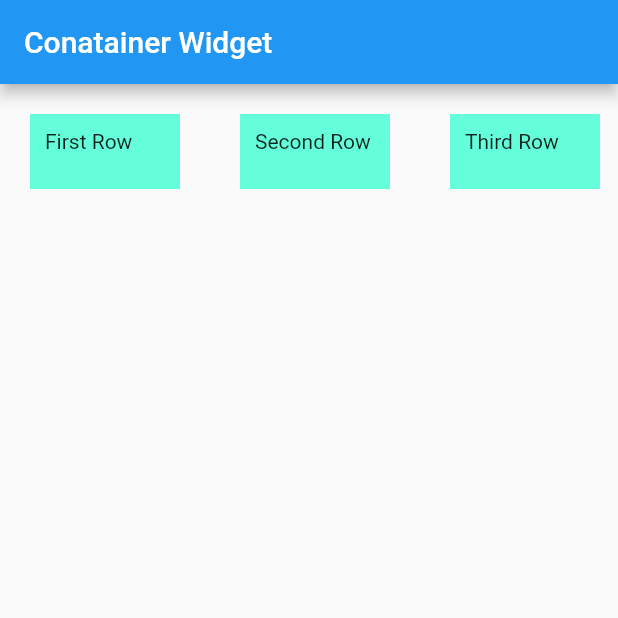
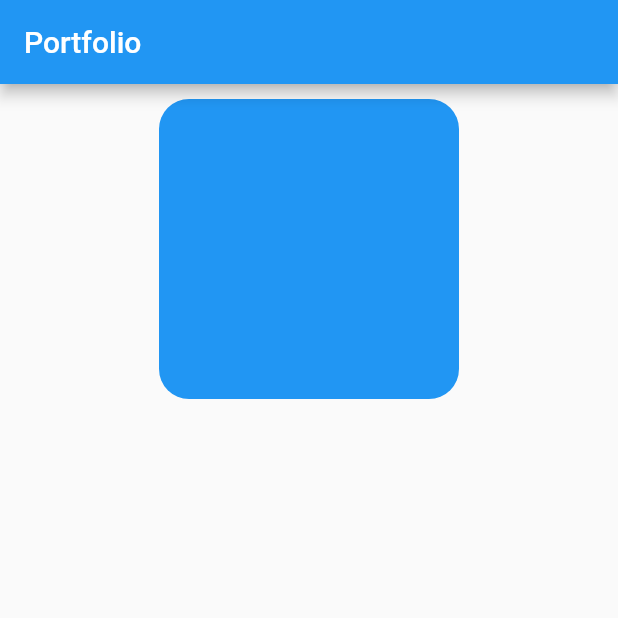
Before and after one commit to BINAH25/flutter_basic, a Flutter app: the screen it shows after launch, on a phone screen of 412 x 824 dp, the top half of it. Run offline on Flutter 3.47's test engine with Material 2 defaults, Android fonts, the phone set to English and light mode, and no system bars.

Commit message:
mini project

```diff
--- a/lib/main.dart
+++ b/lib/main.dart
@@ -10,32 +10,19 @@ class MainApp extends StatelessWidget {
     return MaterialApp(
       title: "App 2",
       home: Scaffold(
-          appBar: AppBar(title: Text('Conatainer Widget')),
-          body: Row(
+          appBar: AppBar(title: Text('Portfolio')),
+          body: Column(
             children: [
-              Container(
-                height: 50,
-                width: 100,
-                margin: EdgeInsets.all(20),
-                color: Colors.tealAccent,
-                padding: EdgeInsets.all(10),
-                child: Text('First Row'),
-              ),
-              Container(
-                height: 50,
-                width: 100,
-                margin: EdgeInsets.all(20),
-                color: Colors.tealAccent,
-                padding: EdgeInsets.all(10),
-                child: Text('Second Row'),
-              ),
-              Container(
-                height: 50,
-                width: 100,
-                margin: EdgeInsets.all(20),
-                color: Colors.tealAccent,
-                padding: EdgeInsets.all(10),
-                child: Text('Third Row'),
+              Center(
+                child: Container(
+                  height: 200,
+                  width: 200,
+                  margin: EdgeInsets.all(10),
+                  decoration: BoxDecoration(
+                    borderRadius: BorderRadius.circular(20),
+                    color: Colors.blue,
+                  ),
+                ),
               )
             ],
           )),
```
